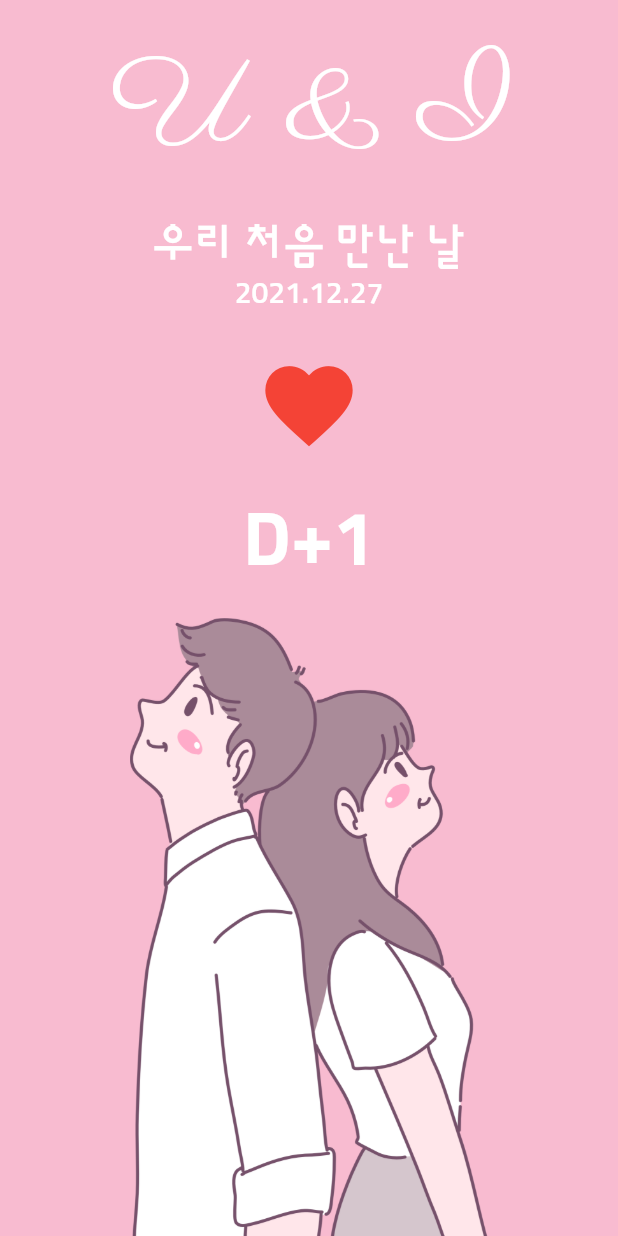
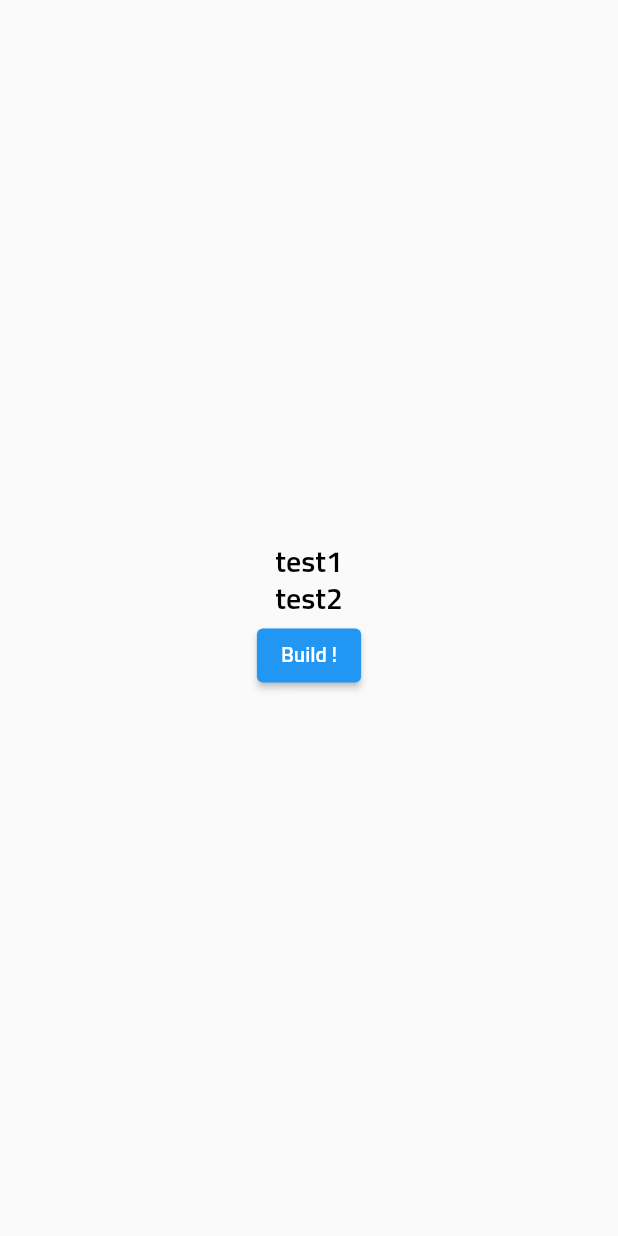
Before and after one commit to StopSoo/Stopsoo, a Flutter app: the screen it shows after launch, on a phone screen of 412 x 824 dp. Run offline on Flutter 3.47's test engine with Material 2 defaults, Android fonts, the phone set to English and light mode, and no system bars; our stand-ins replace webview_flutter.

Commit message:
230831 flutter study

```diff
--- a/Flutter Study/flutter_app_prac/lib/screen/home_sccren_S10.dart
+++ /dev/null
@@ -1,106 +0,0 @@
-// Section 10 : 만난 지 며칠 U&I
-// Expanded : 나머지 공간 차지
-import 'package:flutter/material.dart';
-
-class HomeScreenS10 extends StatefulWidget {
-  const HomeScreenS10({super.key});
-
-  @override
-  State<HomeScreenS10> createState() => _HomeScreenS10State();
-}
-
-class _HomeScreenS10State extends State<HomeScreenS10> {
-  @override
-  Widget build(BuildContext context) {
-    return Scaffold(
-      backgroundColor: Colors.pink[100],  // 이와 같이 100~900 사이의 100 단위 값으로 진하기를 설정할 수 있다.
-      body: SafeArea(
-        bottom: false,  // 아래 쪽은 적용 해제
-        child: Container(
-          width: MediaQuery.of(context).size.width, // 항상 가운데 정렬
-          child: Column(
-            children: [
-              _TopPart(),
-              _BottomPart(),
-            ]
-          )
-        ),
-      )
-    );
-  }
-}
-
-// for 코드의 효율성
-class _TopPart extends StatelessWidget {
-  const _TopPart({super.key});
-
-  @override
-  Widget build(BuildContext context) {
-    return Expanded(
-      child: Column(
-        mainAxisAlignment: MainAxisAlignment.spaceEvenly,
-        children: [
-          Text(
-            'U & I',
-            style: TextStyle(
-              color: Colors.white,
-              fontFamily: 'parisienne',
-              fontSize: 80.0
-            )
-          ),
-          Column(
-            children: [
-              Text(
-                '우리 처음 만난 날',
-                style: TextStyle(
-                  color: Colors.white,
-                  fontFamily: 'sunflower',
-                  fontSize: 30.0,
-                )
-              ),
-              Text(
-                '2021.12.27',
-                style: TextStyle(
-                  color: Colors.white,
-                  fontFamily: 'sunflower',
-                  fontSize: 20.0,
-                )
-              ),
-            ],
-          ),
-          IconButton(
-            // IconButton에서 크기를 설정하는 게 Icon에서 크기를 설정하는 것보다 효율적 !
-            iconSize: 70.0,
-            onPressed: (){},
-            icon: Icon(
-              Icons.favorite,
-              color: Colors.red,
-            )
-          ),
-          Text(
-            'D+1',
-            style: TextStyle(
-              color: Colors.white,
-              fontFamily: 'sunflower',
-              fontSize: 50.0,
-              fontWeight: FontWeight.w700
-            )
-          ),
-        ],
-      ),
-    );
-  }
-}
-
-class _BottomPart extends StatelessWidget {
-  const _BottomPart({super.key});
-
-  @override
-  Widget build(BuildContext context) {
-    return Expanded(
-      child: Image.asset(
-        'asset/img/middle_image.png',
-      ),
-    );
-  }
-}
--- /dev/null
+++ b/Flutter Study/flutter_app_prac/lib/screen/home_screen_S11.dart
@@ -0,0 +1,66 @@
+// Section 11 : Const constructor
+// Q. const는 언제 사용할까 ?
+// A. build 타임에 모든 변수들의 값들을 다 알 수 있을 때 사용 !
+// 앱이 실행되는 동안 build 함수는 한 번만 실행된다는 뜻
+// const로 선언한 위젯이 많을 수록 더욱 효율적이다.
+
+import 'package:flutter/material.dart';
+
+class HomeScreenS11 extends StatefulWidget {
+  const HomeScreenS11({super.key});
+
+  @override
+  State<HomeScreenS11> createState() => _HomeScreenS11State();
+}
+
+class _HomeScreenS11State extends State<HomeScreenS11> {
+  @override
+  Widget build(BuildContext context) {
+    return Scaffold(
+      body: Container(
+        width: MediaQuery.of(context).size.width,
+        child: Column(
+          mainAxisAlignment: MainAxisAlignment.center,
+          children: [
+            // 아래 두 TestWidget은 const 키워드를 사용하였으므로 build를 여러 번 눌러도 한 번만 생성된다.
+            const TestWidget(label: 'test1'),
+            const TestWidget(label: 'test2'),
+            // ElevatedButton은 const로 선언 불가능 (!)
+            // setState() 함수에 뭐가 들어갈지 모르기 때문
+            ElevatedButton(
+              onPressed: () {
+                // setState()를 실행하면 build가 다시 실행된다.
+                setState(() {});
+              },
+              child: const Text(
+                'Build !'
+              )
+            )
+          ],
+        ),
+      )
+    );
+  }
+}
+
+class TestWidget extends StatelessWidget {
+  final String label;
+
+  const TestWidget({
+    required this.label,
+    super.key
+  });
+
+  @override
+  Widget build(BuildContext context) {
+    return Container(
+      child: Text(
+        label,
+        style: const TextStyle(
+          color: Colors.black,
+          fontSize: 20,
+        )
+      )
+    );
+  }
+}
--- a/Flutter Study/flutter_app_prac/lib/screen/home_screen_S5.dart
+++ b/Flutter Study/flutter_app_prac/lib/screen/home_screen_S5.dart
@@ -1,4 +1,4 @@
-// Section 5 (Row and Column)
+// Section 5 : Row and Column
 import 'package:flutter/material.dart';
 
 class HomeScreenS5 extends StatelessWidget {
--- a/Flutter Study/flutter_app_prac/lib/screen/home_screen_S6.dart
+++ b/Flutter Study/flutter_app_prac/lib/screen/home_screen_S6.dart
@@ -1,4 +1,4 @@
-// Section 6 (WebView)
+// Section 6 : WebView
 import 'package:flutter/material.dart';
 import 'package:webview_flutter/webview_flutter.dart';
 
--- a/Flutter Study/flutter_app_prac/lib/screen/home_screen_S7.dart
+++ b/Flutter Study/flutter_app_prac/lib/screen/home_screen_S7.dart
@@ -1,3 +1,4 @@
+// Section 7 : Stateful Widget
 import 'package:flutter/material.dart';
 import 'dart:ui';
 // StatefulWidget 단축 명령어 : stful
--- a/Flutter Study/flutter_app_prac/lib/screen/home_screen_S8.dart
+++ b/Flutter Study/flutter_app_prac/lib/screen/home_screen_S8.dart
@@ -1,4 +1,4 @@
-// 전자 액자
+// Section 8 : 전자 액자
 import 'dart:async';
 import 'package:flutter/material.dart';
 import 'package:flutter/services.dart';
```
Also changed, not shown: Flutter Study/flutter_app_prac/lib/main.dart (+29 -4 lines), Flutter Study/flutter_app_prac/lib/screen/home_screen_S10.dart (added, +160 -0 lines).
